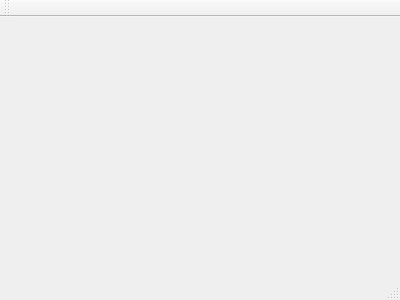
The window that 5/2/MMA/mmod/mainwindow.ui (xdegtyarev/bsuir) describes before a commit, drawn with Qt 5.
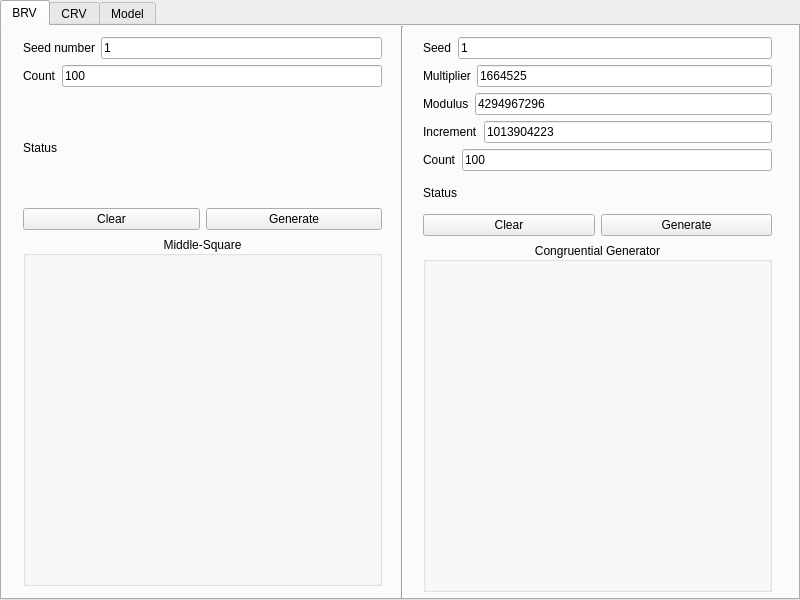
The same window after the commit. The open tabs and pages were chosen to show the change.

```diff
--- a/5/2/MMA/mmod/mainwindow.ui
+++ b/5/2/MMA/mmod/mainwindow.ui
@@ -1,24 +1,489 @@
 <ui version="4.0">
  <class>MainWindow</class>
- <widget class="QMainWindow" name="MainWindow" >
-  <property name="geometry" >
+ <widget class="QMainWindow" name="MainWindow">
+  <property name="geometry">
    <rect>
     <x>0</x>
     <y>0</y>
-    <width>400</width>
-    <height>300</height>
+    <width>800</width>
+    <height>600</height>
    </rect>
   </property>
   <property name="windowTitle" >
    <string>MainWindow</string>
   </property>
-  <widget class="QMenuBar" name="menuBar" />
-  <widget class="QToolBar" name="mainToolBar" />
-  <widget class="QWidget" name="centralWidget" />
-  <widget class="QStatusBar" name="statusBar" />
+  <property name="windowTitle">
+   <string>MMOD Degtyarev</string>
+  </property>
+  <widget class="QWidget" name="centralWidget">
+   <property name="contextMenuPolicy">
+    <enum>Qt::NoContextMenu</enum>
+   </property>
+   <widget class="QTabWidget" name="mainTabWidget">
+    <property name="geometry">
+     <rect>
+      <x>0</x>
+      <y>0</y>
+      <width>800</width>
+      <height>600</height>
+     </rect>
+    </property>
+    <property name="sizePolicy">
+     <sizepolicy hsizetype="Maximum" vsizetype="Maximum">
+      <horstretch>0</horstretch>
+      <verstretch>0</verstretch>
+     </sizepolicy>
+    </property>
+    <property name="tabPosition">
+     <enum>QTabWidget::North</enum>
+    </property>
+    <property name="tabShape">
+     <enum>QTabWidget::Rounded</enum>
+    </property>
+    <property name="currentIndex">
+     <number>1</number>
+    </property>
+    <property name="elideMode">
+     <enum>Qt::ElideLeft</enum>
+    </property>
+    <widget class="QWidget" name="brvTab">
+     <attribute name="title">
+      <string>BRV</string>
+     </attribute>
+     <widget class="Line" name="BRVLine">
+      <property name="geometry">
+       <rect>
+        <x>396</x>
+        <y>0</y>
+        <width>8</width>
+        <height>572</height>
+       </rect>
+      </property>
+      <property name="orientation">
+       <enum>Qt::Vertical</enum>
+      </property>
+     </widget>
+     <widget class="QWidget" name="layoutWidget">
+      <property name="geometry">
+       <rect>
+        <x>410</x>
+        <y>0</y>
+        <width>371</width>
+        <height>577</height>
+       </rect>
+      </property>
+      <layout class="QVBoxLayout" name="BRVMCGVBox">
+       <item>
+        <layout class="QHBoxLayout" name="BRVMCGSeedHBox">
+         <item>
+          <widget class="QLabel" name="BRVMCGSeedLabel">
+           <property name="text">
+            <string>Seed</string>
+           </property>
+          </widget>
+         </item>
+         <item>
+          <widget class="QLineEdit" name="BRVMCGSeedEdit">
+           <property name="inputMethodHints">
+            <set>Qt::ImhDigitsOnly|Qt::ImhFormattedNumbersOnly|Qt::ImhPreferNumbers</set>
+           </property>
+           <property name="text">
+            <string>1</string>
+           </property>
+          </widget>
+         </item>
+        </layout>
+       </item>
+       <item>
+        <layout class="QHBoxLayout" name="BRVMCGMultiplierHBox">
+         <item>
+          <widget class="QLabel" name="BRVMCGMultiplierLabel">
+           <property name="text">
+            <string>Multiplier</string>
+           </property>
+          </widget>
+         </item>
+         <item>
+          <widget class="QLineEdit" name="BRVMCGMultiplierEdit">
+           <property name="inputMethodHints">
+            <set>Qt::ImhDigitsOnly|Qt::ImhFormattedNumbersOnly|Qt::ImhPreferNumbers</set>
+           </property>
+           <property name="text">
+            <string>1664525</string>
+           </property>
+          </widget>
+         </item>
+        </layout>
+       </item>
+       <item>
+        <layout class="QHBoxLayout" name="BRVMCGModulusHBox">
+         <item>
+          <widget class="QLabel" name="BRVMCGModulusLabel">
+           <property name="text">
+            <string>Modulus</string>
+           </property>
+          </widget>
+         </item>
+         <item>
+          <widget class="QLineEdit" name="BRVMCGModulusEdit">
+           <property name="inputMethodHints">
+            <set>Qt::ImhDigitsOnly|Qt::ImhFormattedNumbersOnly|Qt::ImhPreferNumbers</set>
+           </property>
+           <property name="text">
+            <string>4294967296</string>
+           </property>
+          </widget>
+         </item>
+        </layout>
+       </item>
+       <item>
+        <layout class="QHBoxLayout" name="BRVMCGIncrementHBox">
+         <item>
+          <widget class="QLabel" name="BRVMCGIncrementLabel">
+           <property name="text">
+            <string>Increment</string>
+           </property>
+          </widget>
+         </item>
+         <item>
+          <widget class="QLineEdit" name="BRVMCGIncrementEdit">
+           <property name="inputMethodHints">
+            <set>Qt::ImhDigitsOnly|Qt::ImhFormattedNumbersOnly|Qt::ImhPreferNumbers</set>
+           </property>
+           <property name="text">
+            <string>1013904223</string>
+           </property>
+          </widget>
+         </item>
+        </layout>
+       </item>
+       <item>
+        <layout class="QHBoxLayout" name="BRVMCGCountHBox">
+         <item>
+          <widget class="QLabel" name="BRVMCGCountLabel">
+           <property name="text">
+            <string>Count</string>
+           </property>
+          </widget>
+         </item>
+         <item>
+          <widget class="QLineEdit" name="BRVMCGCountEdit">
+           <property name="inputMethodHints">
+            <set>Qt::ImhDigitsOnly|Qt::ImhFormattedNumbersOnly|Qt::ImhPreferNumbers</set>
+           </property>
+           <property name="text">
+            <string>100</string>
+           </property>
+          </widget>
+         </item>
+        </layout>
+       </item>
+       <item>
+        <widget class="QLabel" name="BRVMCGStatusLabel">
+         <property name="text">
+          <string>Status</string>
+         </property>
+        </widget>
+       </item>
+       <item>
+        <layout class="QHBoxLayout" name="BRVMCGActionHBox">
+         <item>
+          <widget class="QPushButton" name="BRVMCGClearButton">
+           <property name="text">
+            <string>Clear</string>
+           </property>
+          </widget>
+         </item>
+         <item>
+          <widget class="QPushButton" name="BRVMCGGenerateButton">
+           <property name="text">
+            <string>Generate</string>
+           </property>
+          </widget>
+         </item>
+        </layout>
+       </item>
+       <item>
+        <widget class="QGroupBox" name="BRVMCGGroupBox">
+         <property name="sizePolicy">
+          <sizepolicy hsizetype="Preferred" vsizetype="Minimum">
+           <horstretch>0</horstretch>
+           <verstretch>0</verstretch>
+          </sizepolicy>
+         </property>
+         <property name="minimumSize">
+          <size>
+           <width>0</width>
+           <height>350</height>
+          </size>
+         </property>
+         <property name="title">
+          <string>Congruential Generator</string>
+         </property>
+         <property name="alignment">
+          <set>Qt::AlignCenter</set>
+         </property>
+         <property name="flat">
+          <bool>true</bool>
+         </property>
+        </widget>
+       </item>
+      </layout>
+     </widget>
+     <widget class="QWidget" name="layoutWidget">
+      <property name="geometry">
+       <rect>
+        <x>10</x>
+        <y>0</y>
+        <width>381</width>
+        <height>571</height>
+       </rect>
+      </property>
+      <layout class="QVBoxLayout" name="BRVMSVBox">
+       <item>
+        <layout class="QHBoxLayout" name="BRVMSSeedHBox">
+         <item>
+          <widget class="QLabel" name="BRVMSSeedLabel">
+           <property name="text">
+            <string>Seed number</string>
+           </property>
+          </widget>
+         </item>
+         <item>
+          <widget class="QLineEdit" name="BRVMSSeedEdit">
+           <property name="inputMethodHints">
+            <set>Qt::ImhDigitsOnly|Qt::ImhFormattedNumbersOnly|Qt::ImhPreferNumbers</set>
+           </property>
+           <property name="text">
+            <string>1</string>
+           </property>
+          </widget>
+         </item>
+        </layout>
+       </item>
+       <item>
+        <layout class="QHBoxLayout" name="BRVMSCountHBox">
+         <item>
+          <widget class="QLabel" name="BRVMSCountLabel">
+           <property name="text">
+            <string>Count</string>
+           </property>
+          </widget>
+         </item>
+         <item>
+          <widget class="QLineEdit" name="BRVMSCountEdit">
+           <property name="inputMethodHints">
+            <set>Qt::ImhDigitsOnly|Qt::ImhFormattedNumbersOnly|Qt::ImhPreferNumbers</set>
+           </property>
+           <property name="text">
+            <string>100</string>
+           </property>
+          </widget>
+         </item>
+        </layout>
+       </item>
+       <item>
+        <widget class="QLabel" name="BRVMSStatus">
+         <property name="text">
+          <string>Status</string>
+         </property>
+        </widget>
+       </item>
+       <item>
+        <layout class="QHBoxLayout" name="BRVMSActionHBox">
+         <item>
+          <widget class="QPushButton" name="BRVMSClearButton">
+           <property name="text">
+            <string>Clear</string>
+           </property>
+          </widget>
+         </item>
+         <item>
+          <widget class="QPushButton" name="BRVMSGenerateButton">
+           <property name="text">
+            <string>Generate</string>
+           </property>
+          </widget>
+         </item>
+        </layout>
+       </item>
+       <item>
+        <widget class="QGroupBox" name="BRVMSGroupBox">
+         <property name="sizePolicy">
+          <sizepolicy hsizetype="Preferred" vsizetype="Minimum">
+           <horstretch>0</horstretch>
+           <verstretch>0</verstretch>
+          </sizepolicy>
+         </property>
+         <property name="minimumSize">
+          <size>
+           <width>0</width>
+           <height>350</height>
+          </size>
+         </property>
+         <property name="title">
+          <string>Middle-Square</string>
+         </property>
+         <property name="alignment">
+          <set>Qt::AlignCenter</set>
+         </property>
+         <property name="flat">
+          <bool>true</bool>
+         </property>
+         <property name="checkable">
+          <bool>false</bool>
+         </property>
+        </widget>
+       </item>
+      </layout>
+     </widget>
+     <zorder>layoutWidget</zorder>
+     <zorder>layoutWidget</zorder>
+     <zorder>BRVLine</zorder>
+    </widget>
+    <widget class="QWidget" name="crvTab">
+     <attribute name="title">
+      <string>CRV</string>
+     </attribute>
+     <widget class="QWidget" name="">
+      <property name="geometry">
+       <rect>
+        <x>0</x>
+        <y>0</y>
+        <width>461</width>
+        <height>571</height>
+       </rect>
+      </property>
+      <layout class="QVBoxLayout" name="CRVVBox">
+       <item>
+        <layout class="QHBoxLayout" name="CRVAHBox">
+         <item>
+          <widget class="QLabel" name="CRVALabel">
+           <property name="text">
+            <string>Param (a)</string>
+           </property>
+          </widget>
+         </item>
+         <item>
+          <widget class="QLineEdit" name="CRVAEdit">
+           <property name="text">
+            <string>2</string>
+           </property>
+          </widget>
+         </item>
+        </layout>
+       </item>
+       <item>
+        <layout class="QHBoxLayout" name="CRVBHBox">
+         <item>
+          <widget class="QLabel" name="CRVBLabel">
+           <property name="text">
+            <string>Param (b)</string>
+           </property>
+          </widget>
+         </item>
+         <item>
+          <widget class="QLineEdit" name="CRVBEdit">
+           <property name="text">
+            <string>10</string>
+           </property>
+          </widget>
+         </item>
+        </layout>
+       </item>
+       <item>
+        <layout class="QHBoxLayout" name="CRVCountHBox">
+         <item>
+          <widget class="QLabel" name="CRVCountLabel">
+           <property name="text">
+            <string>Count</string>
+           </property>
+          </widget>
+         </item>
+         <item>
+          <widget class="QLineEdit" name="CRVCountEdit">
+           <property name="text">
+            <string>100</string>
+           </property>
+          </widget>
+         </item>
+        </layout>
+       </item>
+       <item>
+        <layout class="QHBoxLayout" name="CRVActionHBox">
+         <item>
+          <widget class="QPushButton" name="CRVClearButton">
+           <property name="text">
+            <string>Clear</string>
+           </property>
+          </widget>
+         </item>
+         <item>
+          <widget class="QPushButton" name="CRVGenerateButton">
+           <property name="text">
+            <string>Generate</string>
+           </property>
+          </widget>
+         </item>
+        </layout>
+       </item>
+       <item>
+        <widget class="QGroupBox" name="CRVGroupBox">
+         <property name="sizePolicy">
+          <sizepolicy hsizetype="Preferred" vsizetype="Minimum">
+           <horstretch>0</horstretch>
+           <verstretch>0</verstretch>
+          </sizepolicy>
+         </property>
+         <property name="minimumSize">
+          <size>
+           <width>0</width>
+           <height>400</height>
+          </size>
+         </property>
+         <property name="title">
+          <string>CRV Pareto</string>
+         </property>
+        </widget>
+       </item>
+      </layout>
+     </widget>
+     <widget class="QWidget" name="">
+      <property name="geometry">
+       <rect>
+        <x>460</x>
+        <y>0</y>
+        <width>331</width>
+        <height>171</height>
+       </rect>
+      </property>
+      <layout class="QVBoxLayout" name="verticalLayout">
+       <item>
+        <widget class="QLabel" name="CRVStatusLabel">
+         <property name="text">
+          <string>Status</string>
+         </property>
+        </widget>
+       </item>
+       <item>
+        <widget class="QLabel" name="CRVStatusText">
+         <property name="text">
+          <string>StatusText</string>
+         </property>
+        </widget>
+       </item>
+      </layout>
+     </widget>
+    </widget>
+    <widget class="QWidget" name="modelTab">
+     <attribute name="title">
+      <string>Model</string>
+     </attribute>
+    </widget>
+   </widget>
+  </widget>
  </widget>
- <layoutDefault spacing="6" margin="11" />
- <pixmapfunction></pixmapfunction>
+ <layoutdefault spacing="6" margin="11"/>
  <resources/>
  <connections/>
 </ui>
```
Left out of the diff: 5 changed lines with no effect on the pictures.
